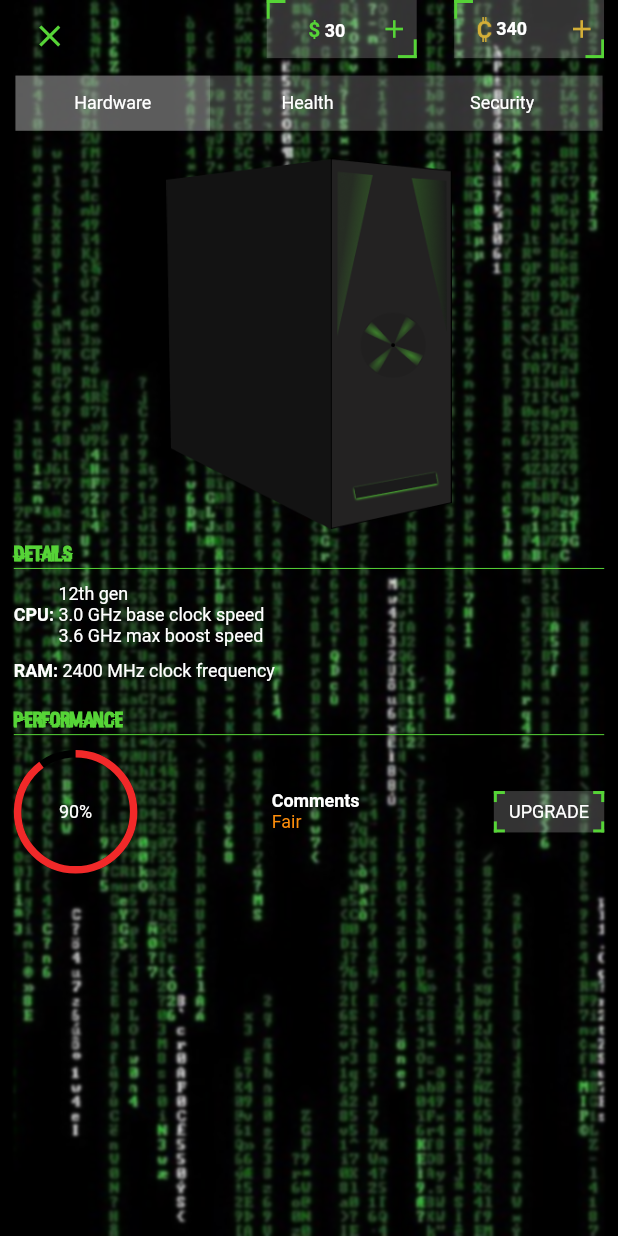
After one commit to Brightmuk/hackgame, a Flutter app: the DeviceScreen screen opened directly, on a phone screen of 412 x 824 dp. The commit adds this screen. Run offline on Flutter 3.47's test engine with Material 2 defaults, Android fonts, the phone set to English and light mode, and no system bars; drawn by our look-alikes of percent_indicator; our stand-ins replace audioplayers, flutter_screenutil, scrollable_positioned_list; network calls fail.

Commit message:
Add hardware screen

```diff
--- a/lib/ui/dashboard.dart
+++ b/lib/ui/dashboard.dart
@@ -37,15 +37,7 @@ class _DashBoardState extends State<DashBoard> {
               height: AppSizes.screenHeight(context) * 0.05,
               child: Stack(
                 children: [
-                  Positioned(
-                      left: 0,
-                      child: GestureDetector(
-                          onTap: () {
-                            showCupertinoDialog(
-                                context: context,
-                                builder: (context) => AccountScreen());
-                          },
-                          child: AccountWindow())),
+                  Positioned(left: 0,child: AccountWindow()),
                   Positioned(right: 125, child: MoneyWindow()),
                   Positioned(right: 0, child: CryptoWindow())
                 ],
@@ -56,36 +48,8 @@ class _DashBoardState extends State<DashBoard> {
               child: Row(
                 mainAxisAlignment: MainAxisAlignment.spaceBetween,
                 children: [
-                  GestureDetector(
-                      onTap: () {
-                        showCupertinoDialog(
-                            context: context,
-                            builder: (context) => Container(
-                                  child: Scaffold(
-                                      backgroundColor:
-                                          AppColors.barrierBlack,
-                                      body: Center(
-                                          child: ProcessWindow(
-                                        expanded: true,
-                                      ))),
-                                ));
-                      },
-                      child: ProcessWindow()),
-                  GestureDetector(
-                      onTap: () {
-                        showCupertinoDialog(
-                            context: context,
-                            builder: (context) => Container(
-                                  child: Scaffold(
-                                      backgroundColor:
-                                          Colors.black.withOpacity(0.8),
-                                      body: Center(
-                                          child: ActivityLoggerWindow(
-                                        expanded: true,
-                                      ))),
-                                ));
-                      },
-                      child: ActivityLoggerWindow()),
+                  ProcessWindow(),
+                  ActivityLoggerWindow(),
                 ],
               ),
             ),
--- a/lib/ui/dashboard/account_window.dart
+++ b/lib/ui/dashboard/account_window.dart
@@ -1,7 +1,9 @@
+import 'package:flutter/cupertino.dart';
 import 'package:flutter/material.dart';
 import 'package:hackgame/constants/colors.dart';
 import 'package:hackgame/constants/sizes.dart';
 import 'package:hackgame/constants/text_styles.dart';
+import 'package:hackgame/ui/account_screen.dart';
 import 'package:hackgame/widgets/window.dart';
 import 'package:flutter_screenutil/flutter_screenutil.dart';
 
@@ -16,6 +18,11 @@ class _AccountWindowState extends State<AccountWindow> {
   @override
   Widget build(BuildContext context) {
     return Window(
+      onTap: (){
+            showCupertinoDialog(
+        context: context,
+        builder: (context) => AccountScreen());
+      },
       content: Row(
         mainAxisAlignment: MainAxisAlignment.spaceBetween,
         children: [
--- a/lib/ui/dashboard/activity_logger_window.dart
+++ b/lib/ui/dashboard/activity_logger_window.dart
@@ -18,6 +18,19 @@ class _ActivityLoggerWindowState extends State<ActivityLoggerWindow> {
   Widget build(BuildContext context) {
     return Window(
       expanded: widget.expanded,
+      onTap: (){
+            showCupertinoDialog(
+        context: context,
+        builder: (context) => Container(
+              child: Scaffold(
+                  backgroundColor:
+                      Colors.black.withOpacity(0.8),
+                  body: Center(
+                      child: ActivityLoggerWindow(
+                    expanded: true,
+                  ))),
+            ));
+      },
       content: Column(
         crossAxisAlignment: CrossAxisAlignment.start,
         children: [
--- a/lib/ui/dashboard/device_status_window.dart
+++ b/lib/ui/dashboard/device_status_window.dart
@@ -1,7 +1,9 @@
+import 'package:flutter/cupertino.dart';
 import 'package:flutter/material.dart';
 import 'package:hackgame/constants/colors.dart';
 import 'package:hackgame/constants/sizes.dart';
 import 'package:hackgame/constants/text_styles.dart';
+import 'package:hackgame/ui/device.dart';
 import 'package:hackgame/widgets/window.dart';
 import 'package:percent_indicator/percent_indicator.dart';
 
@@ -16,6 +18,11 @@ class _DeviceStatusWindowState extends State<DeviceStatusWindow> {
   @override
   Widget build(BuildContext context) {
     return Window(
+      onTap: (){
+        showCupertinoDialog(
+        context: context,
+        builder: (context) =>DeviceScreen());
+      },
       content: Column(
         crossAxisAlignment: CrossAxisAlignment.start,
         children: [
--- a/lib/ui/dashboard/exploits_window.dart
+++ b/lib/ui/dashboard/exploits_window.dart
@@ -1,3 +1,4 @@
+import 'package:flutter/cupertino.dart';
 import 'package:flutter/material.dart';
 import 'package:hackgame/constants/colors.dart';
 import 'package:hackgame/constants/sizes.dart';
@@ -16,6 +17,9 @@ class _ExploitsWindowState extends State<ExploitsWindow> {
   @override
   Widget build(BuildContext context) {
     return Window(
+      onTap: (){
+
+      },
       content: Container(
         padding: AppSizes.topBottomPadding,
         child: Column(
--- a/lib/ui/dashboard/processes_window.dart
+++ b/lib/ui/dashboard/processes_window.dart
@@ -1,3 +1,4 @@
+import 'package:flutter/cupertino.dart';
 import 'package:flutter/material.dart';
 import 'package:hackgame/constants/colors.dart';
 import 'package:hackgame/constants/sizes.dart';
@@ -20,6 +21,19 @@ class _ProcessWindowState extends State<ProcessWindow> {
   Widget build(BuildContext context) {
     return Window(
       expanded: widget.expanded,
+      onTap: (){
+      showCupertinoDialog(
+        context: context,
+        builder: (context) => Container(
+              child: Scaffold(
+                  backgroundColor:
+                      AppColors.barrierBlack,
+                  body: Center(
+                      child: ProcessWindow(
+                    expanded: true,
+                  ))),
+            ));
+      },
       content: Column(
         crossAxisAlignment: CrossAxisAlignment.start,
         mainAxisAlignment: MainAxisAlignment.spaceBetween,
@@ -49,7 +63,7 @@ class _ProcessWindowState extends State<ProcessWindow> {
                           RichText(
                               text: TextSpan(children: <TextSpan>[
                             TextSpan(
-                                text: 'Bypassing IP:',
+                                text: 'Exploiting:',
                                 style: AppTextStyles.macroText),
                             TextSpan(text: ' 127.90.43.03 ${index + 1}', style: AppTextStyles.macroText,)
                           ])),
--- /dev/null
+++ b/lib/ui/device.dart
@@ -0,0 +1,333 @@
+import 'dart:ui';
+import 'package:flutter/cupertino.dart';
+import 'package:flutter/material.dart';
+import 'package:hackgame/constants/colors.dart';
+import 'package:hackgame/constants/input_decoration.dart';
+import 'package:hackgame/constants/sizes.dart';
+import 'package:hackgame/constants/text_styles.dart';
+import 'package:hackgame/ui/dashboard/account_window.dart';
+import 'package:hackgame/ui/dashboard/crypto_window.dart';
+import 'package:hackgame/ui/dashboard/money_window.dart';
+import 'package:flutter_screenutil/flutter_screenutil.dart';
+import 'package:hackgame/widgets/buttons.dart';
+import 'package:percent_indicator/percent_indicator.dart';
+
+class DeviceScreen extends StatefulWidget {
+  const DeviceScreen({Key key}) : super(key: key);
+
+  @override
+  _DeviceScreenState createState() => _DeviceScreenState();
+}
+
+class _DeviceScreenState extends State<DeviceScreen> {
+  int currentTab = 0;
+
+  void changeTab(index) {
+    setState(() {
+      currentTab = index;
+    });
+  }
+
+  Widget currentTabDisplay(index) {
+    switch (index) {
+      case 0:
+        return HardwareTab();
+      case 1:
+        return HealthTab();
+      case 2:
+        return SecurityTab();
+      default:
+        return Container();
+    }
+  }
+
+  @override
+  Widget build(BuildContext context) {
+    return Scaffold(
+      backgroundColor: Colors.black,
+      body: Padding(
+        padding: AppSizes.windowPadding,
+        child: Stack(children: [
+          Container(
+            decoration: BoxDecoration(
+                color: Colors.black,
+                image: DecorationImage(
+                    image: AssetImage('assets/images/background.jpg'),
+                    fit: BoxFit.cover)),
+          ),
+          BackdropFilter(
+            filter: ImageFilter.blur(sigmaX: 1, sigmaY: 1),
+            child: SafeArea(
+                child: SingleChildScrollView(
+              child: Column(
+                  mainAxisAlignment: MainAxisAlignment.spaceBetween,
+                  children: [
+                    Container(
+                      width: AppSizes.screenWidth(context),
+                      height: AppSizes.screenHeight(context) * 0.05,
+                      child: Stack(
+                        children: [
+                          Positioned(
+                            left: 0,
+                            child: IconButton(
+                              icon: Icon(
+                                Icons.close,
+                                color: AppColors.appGreen,
+                              ),
+                              onPressed: () {
+                                Navigator.pop(context);
+                              },
+                            ),
+                          ),
+                          Positioned(right: 125, child: MoneyWindow()),
+                          Positioned(right: 0, child: CryptoWindow())
+                        ],
+                      ),
+                    ),
+                    SizedBox(
+                      height: 10.sp,
+                    ),
+                    Container(
+                      color: AppColors.fadedWhite,
+                      width: AppSizes.screenWidth(context) * 0.95,
+                      height: 40.sp,
+                      child: Row(
+                        children: [
+                          GestureDetector(
+                            onTap: () {
+                              changeTab(0);
+                            },
+                            child: Container(
+                              width: AppSizes.screenWidth(context) * 0.315,
+                              color: currentTab == 0
+                                  ? AppColors.fadedWhite
+                                  : Colors.transparent,
+                              child: Center(
+                                  child: Text(
+                                'Hardware',
+                                style: AppTextStyles.normalText,
+                              )),
+                            ),
+                          ),
+                          GestureDetector(
+                            onTap: () {
+                              changeTab(1);
+                            },
+                            child: Container(
+                              width: AppSizes.screenWidth(context) * 0.315,
+                              color: currentTab == 1
+                                  ? AppColors.fadedWhite
+                                  : Colors.transparent,
+                              child: Center(
+                                  child: Text('Health',
+                                      style: AppTextStyles.normalText)),
+                            ),
+                          ),
+                          GestureDetector(
+                            onTap: () {
+                              changeTab(2);
+                            },
+                            child: Container(
+                              width: AppSizes.screenWidth(context) * 0.315,
+                              color: currentTab == 2
+                                  ? AppColors.fadedWhite
+                                  : Colors.transparent,
+                              child: Center(
+                                  child: Text('Security',
+                                      style: AppTextStyles.normalText)),
+                            ),
+                          )
+                        ],
+                      ),
+                    ),
+                    Container(
+                      child: currentTabDisplay(currentTab),
+                    )
+                  ]),
+            )),
+          ),
+        ]),
+      ),
+    );
+  }
+}
+
+class HardwareTab extends StatelessWidget {
+  const HardwareTab({Key key}) : super(key: key);
+
+  @override
+  Widget build(BuildContext context) {
+    return Container(
+        child: Column(
+      children: [
+        SizedBox(
+          height: 20.sp,
+        ),
+        Container(
+          decoration: BoxDecoration(
+              image: DecorationImage(
+                  image: AssetImage('assets/images/systemunit.png'))),
+          height: AppSizes.screenHeight(context) * 0.3,
+        ),
+        SizedBox(
+          height: 10.sp,
+        ),
+        Row(
+          children: [
+            Text(
+              'Details',
+              style: AppTextStyles.themedHeader,
+            ),
+          ],
+        ),
+        Divider(
+          height: 2,
+          color: AppColors.appGreen,
+        ),
+        SizedBox(
+          height: 10.sp,
+        ),
+        Row(
+          children: [
+            Column(
+              mainAxisAlignment: MainAxisAlignment.start,
+              crossAxisAlignment: CrossAxisAlignment.start,
+              children: [
+                Text(
+                  'CPU: ',
+                  style: AppTextStyles.normalThickText,
+                ),
+              ],
+            ),
+            Column(
+              crossAxisAlignment: CrossAxisAlignment.start,
+              mainAxisAlignment: MainAxisAlignment.start,
+              children: [
+                Text(
+                  '12th gen',
+                  style: AppTextStyles.normalText,
+                ),
+                Text(
+                  '3.0 GHz base clock speed',
+                  style: AppTextStyles.normalText,
+                ),
+                Text(
+                  '3.6 GHz max boost speed',
+                  style: AppTextStyles.normalText,
+                ),
+              ],
+            )
+          ],
+        ),
+        SizedBox(
+          height: 10.sp,
+        ),
+        Row(
+          children: [
+            Column(
+              mainAxisAlignment: MainAxisAlignment.start,
+              children: [
+                Text(
+                  'RAM: ',
+                  style: AppTextStyles.normalThickText,
+                ),
+              ],
+            ),
+            Column(
+              mainAxisAlignment: MainAxisAlignment.start,
+              crossAxisAlignment: CrossAxisAlignment.start,
+              children: [
+                Text(
+                  '2400 MHz clock frequency',
+                  style: AppTextStyles.normalText,
+                ),
+              ],
+            )
+          ],
+        ),
+        SizedBox(
+          height: 20.sp,
+        ),
+
+        Row(
+          children: [
+            Text(
+              'Performance',
+              style: AppTextStyles.themedHeader,
+            ),
+          ],
+        ),
+        Divider(
+          height: 2,
+          color: AppColors.appGreen,
+        ),
+        SizedBox(
+          height: 10.sp,
+        ),
+        Row(
+          mainAxisAlignment: MainAxisAlignment.spaceBetween,
+          children: [
+            CircularPercentIndicator(
+              radius: AppSizes.screenWidth(context) * 0.2,
+              lineWidth: 5.0,
+              percent: 0.9,
+              center: Text(
+                "90%",
+                style: AppTextStyles.normalText,
+              ),
+              progressColor: AppColors.appRed,
+              backgroundColor: Colors.black,
+            ),
+            Column(
+              crossAxisAlignment: CrossAxisAlignment.start,
+              children: [
+                Text(
+                  'Comments',
+                  style: AppTextStyles.normalThickText,
+                ),
+                Text('Fair',
+                    style: AppTextStyles.normalText.copyWith(
+                      color: AppColors.appOrange,
+                    ))
+              ],
+            ),
+            Button(
+              height: 30.sp,
+              width: 80.sp,
+              text: 'UPGRADE',
+              onTap: () {},
+            )
+          ],
+        )
+      ],
+    ));
+  }
+}
+
+class SecurityTab extends StatelessWidget {
+  const SecurityTab({Key key}) : super(key: key);
+
+  @override
+  Widget build(BuildContext context) {
+    return Container(
+      child: Text(
+        'Security',
+        style: AppTextStyles.normalText,
+      ),
+    );
+  }
+}
+
+class HealthTab extends StatelessWidget {
+  const HealthTab({Key key}) : super(key: key);
+
+  @override
+  Widget build(BuildContext context) {
+    return Container(
+      child: Text(
+        'Health',
+        style: AppTextStyles.normalText,
+      ),
+    );
+  }
+}
--- a/lib/widgets/window.dart
+++ b/lib/widgets/window.dart
@@ -1,6 +1,8 @@
+import 'package:flutter/cupertino.dart';
 import 'package:flutter/material.dart';
 import 'package:hackgame/constants/colors.dart';
 import 'package:hackgame/constants/sizes.dart';
+import 'package:audioplayers/audioplayers.dart';
 
 class Window extends StatefulWidget {
   final Function onTap;
@@ -9,11 +11,13 @@ class Window extends StatefulWidget {
   final double height;
   final Widget content;
   final bool expanded;
+  final bool expandable;
 
   const Window(
       {Key key,
       this.onDrag,
       this.expanded=false,
+      this.expandable=false,
       this.onTap,
       this.height = 50,
       this.width = 200,
@@ -25,10 +29,21 @@ class Window extends StatefulWidget {
 }
 
 class _WindowState extends State<Window> {
+  AudioPlayer audioPlayer = AudioPlayer(mode: PlayerMode.LOW_LATENCY);
+  final player = AudioCache();
+
+
   @override
   Widget build(BuildContext context) {
     return GestureDetector(
-      onTap: widget.onTap,
+      onTap: (){
+                          //           showCupertinoDialog(
+                          //       context: context,
+                          //       builder: (context) => AccountScreen());
+                          // },
+                          // child: AccountWindow())
+      widget.onTap();
+      },
       child: Container(
         child: Stack(
           children: [
--- a/pubspec.yaml
+++ b/pubspec.yaml
@@ -21,6 +21,8 @@ dev_dependencies:
   flutter_screenutil: ^5.0.0+2
   percent_indicator: "^2.1.7+2"
   scrollable_positioned_list: ^0.2.3
+  audioplayers: ^0.20.0
+  flutter_cube: ^0.1.1
 
 flutter:
 
@@ -29,6 +31,7 @@ flutter:
 
   assets:
     - assets/images/
+    - assets/audio/
 
 
 
```
Also changed, not shown: assets/images/systemunit.png (added), pubspec.lock, 8 other files.
